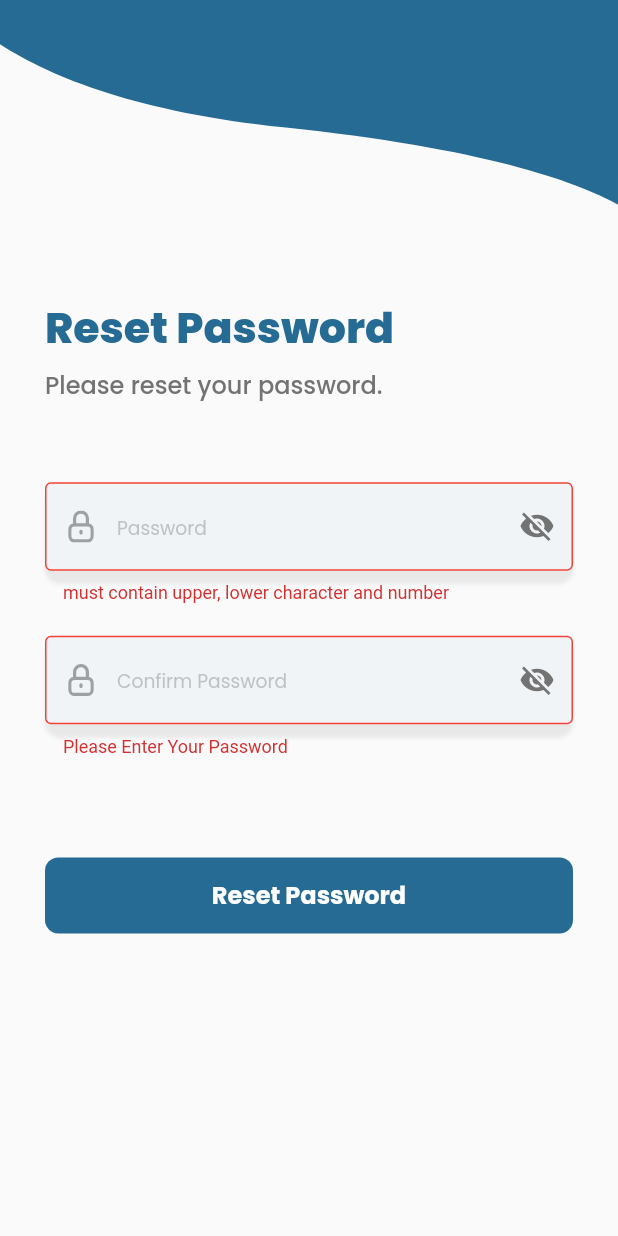
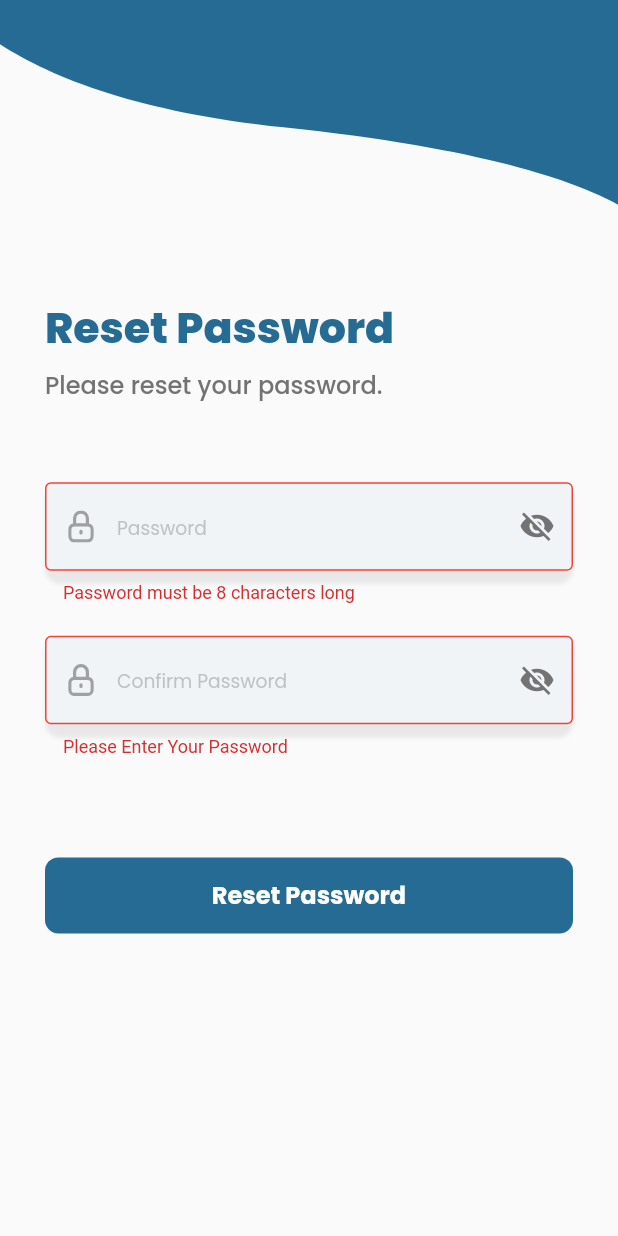
Before and after one commit to Hurair17/zia, a Flutter app: the ResetPasswordScreen screen opened directly, after a tap on "Reset Password", on a phone screen of 412 x 824 dp. Run offline on Flutter 3.47's test engine with Material 2 defaults, Android fonts, the phone set to English and light mode, and no system bars; our stand-ins replace flutter_countdown_timer, flutter_screenutil, flutter_svg, get, get_it, google_fonts and 3 more; accounts and stored records are empty.

Commit message:
Password Validation Error Change

```diff
--- a/lib/ui/screens/forget_password/forget_pass_view_model.dart
+++ b/lib/ui/screens/forget_password/forget_pass_view_model.dart
@@ -29,12 +29,10 @@ class ForgetPassViewModel extends ChangeNotifier {
   }
 
   String? passwordValidation(String? password) {
-    String pattern = r'^(?=.*?[A-Z])(?=.*?[a-z])(?=.*?[0-9]).{8,}$';
-    RegExp regExp = RegExp(pattern);
-    if (regExp.hasMatch(password!)) {
+    if (password!.length < 8) {
+      return "Password must be 8 characters long";
+    } else {
       return null;
-    } else {
-      return "must contain upper, lower character and number ";
     }
   }
 
--- a/lib/ui/screens/login_screen/login.dart
+++ b/lib/ui/screens/login_screen/login.dart
@@ -34,8 +34,9 @@ class LoginScreen extends StatelessWidget {
                     height: 176.h,
                     width: double.infinity,
                     child: SvgPicture.asset(
-                        'assets/icons/auth_screen_design.svg',
-                        fit: BoxFit.cover),
+                      'assets/icons/auth_screen_design.svg',
+                      fit: BoxFit.cover,
+                    ),
                   ),
                   SizedBox(
                     height: 46.h,
--- a/lib/ui/screens/login_screen/login_view_model.dart
+++ b/lib/ui/screens/login_screen/login_view_model.dart
@@ -13,12 +13,10 @@ class LoginViewModel extends ChangeNotifier {
   }
 
   String? passwordValidation(String? value) {
-    String pattern = r'^(?=.*?[A-Z])(?=.*?[a-z])(?=.*?[0-9]).{8,}$';
-    RegExp regExp = RegExp(pattern);
-    if (regExp.hasMatch(value!)) {
+    if (value!.length < 8) {
+      return "Password must be 8 characters long";
+    } else {
       return null;
-    } else {
-      return "must contain upper, lower character and number ";
     }
   }
 }
--- a/lib/ui/screens/signup_screen/signup_view_model.dart
+++ b/lib/ui/screens/signup_screen/signup_view_model.dart
@@ -24,12 +24,17 @@ class SignUpViewModel extends ChangeNotifier {
   }
 
   String? passwordValidation(String? password) {
-    String pattern = r'^(?=.*?[A-Z])(?=.*?[a-z])(?=.*?[0-9]).{8,}$';
-    RegExp regExp = RegExp(pattern);
-    if (regExp.hasMatch(password!)) {
+    // String pattern = r'^(?=.*?[A-Z])(?=.*?[a-z])(?=.*?[0-9]).{8,}$';
+    // RegExp regExp = RegExp(pattern);
+    // if (regExp.hasMatch(password!)) {
+    //   return null;
+    // } else {
+    //   return "must contain upper, lower character and number ";
+    // }
+    if (password!.length < 8) {
+      return "Password must be 8 characters long";
+    } else {
       return null;
-    } else {
-      return "must contain upper, lower character and number ";
     }
   }
 
```
